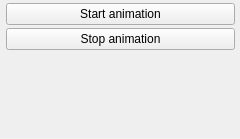
open-scan-crew/OpenScanTools, file src/gui/forms/toolbar_animationgroup.ui: the form before one commit.
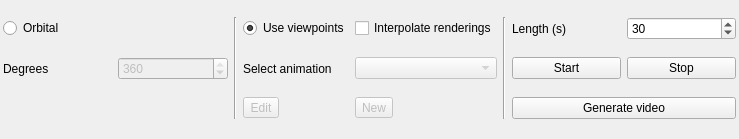
The form after the commit.

Commit message: Fix animation mode radio exclusivity and align toolbar spacing

The edit to the form file:
```diff
--- a/src/gui/forms/toolbar_animationgroup.ui
+++ b/src/gui/forms/toolbar_animationgroup.ui
@@ -6,7 +6,7 @@
    <rect>
     <x>0</x>
     <y>0</y>
-    <width>240</width>
+    <width>739</width>
     <height>139</height>
    </rect>
   </property>
@@ -15,52 +15,173 @@
   </property>
   <layout class="QGridLayout" name="gridLayout">
    <property name="leftMargin">
-    <number>6</number>
+    <number>3</number>
    </property>
    <property name="topMargin">
-    <number>3</number>
+    <number>0</number>
    </property>
    <property name="rightMargin">
-    <number>5</number>
+    <number>3</number>
    </property>
    <property name="bottomMargin">
-    <number>3</number>
+    <number>0</number>
+   </property>
+   <property name="horizontalSpacing">
+    <number>6</number>
    </property>
    <property name="verticalSpacing">
-    <number>3</number>
+    <number>0</number>
    </property>
    <item row="0" column="0">
-    <widget class="QPushButton" name="startAnimationButton">
-     <property name="text">
-      <string>Start animation</string>
-     </property>
-     <property name="checkable">
-      <bool>true</bool>
-     </property>
-    </widget>
-   </item>
+    <widget class="QRadioButton" name="orbital360RadioButton">
+    <property name="text">
+     <string>Orbital</string>
+    </property>
+    <property name="autoExclusive">
+     <bool>true</bool>
+    </property>
+   </widget>
+  </item>
    <item row="1" column="0">
+    <widget class="QLabel" name="degreesLabel">
+     <property name="text">
+      <string>Degrees</string>
+     </property>
+    </widget>
+   </item>
+   <item row="1" column="1">
+    <widget class="QSpinBox" name="degreesSpinBox">
+     <property name="minimum">
+      <number>1</number>
+     </property>
+     <property name="maximum">
+      <number>360</number>
+     </property>
+     <property name="value">
+      <number>360</number>
+     </property>
+     <property name="enabled">
+      <bool>false</bool>
+     </property>
+    </widget>
+   </item>
+   <item row="0" column="2" rowspan="3">
+    <widget class="Line" name="line_1">
+     <property name="orientation">
+      <enum>Qt::Vertical</enum>
+     </property>
+    </widget>
+   </item>
+   <item row="0" column="3">
+    <widget class="QRadioButton" name="betweenViewpointsRadioButton">
+     <property name="text">
+      <string>Use viewpoints</string>
+     </property>
+    <property name="checked">
+     <bool>true</bool>
+    </property>
+    <property name="autoExclusive">
+     <bool>true</bool>
+    </property>
+   </widget>
+  </item>
+   <item row="0" column="4">
+    <widget class="QCheckBox" name="interpolateCheckBox">
+     <property name="text">
+      <string>Interpolate renderings</string>
+     </property>
+    </widget>
+   </item>
+   <item row="1" column="3">
+    <widget class="QLabel" name="label_animationList">
+     <property name="text">
+      <string>Select animation</string>
+     </property>
+    </widget>
+   </item>
+   <item row="1" column="4">
+    <widget class="QComboBox" name="comboBox_animationList">
+     <property name="enabled">
+      <bool>false</bool>
+     </property>
+    </widget>
+   </item>
+   <item row="2" column="3">
+    <widget class="QToolButton" name="toolButton_editViewpointAnimConfig">
+     <property name="text">
+      <string>Edit</string>
+     </property>
+     <property name="enabled">
+      <bool>false</bool>
+     </property>
+    </widget>
+   </item>
+   <item row="2" column="4">
+    <widget class="QToolButton" name="toolButton_newViewpointAnimConfig">
+     <property name="text">
+      <string>New</string>
+     </property>
+     <property name="enabled">
+      <bool>false</bool>
+     </property>
+    </widget>
+   </item>
+   <item row="0" column="5" rowspan="3">
+    <widget class="Line" name="line_2">
+     <property name="orientation">
+      <enum>Qt::Vertical</enum>
+     </property>
+    </widget>
+   </item>
+   <item row="0" column="6">
+    <widget class="QLabel" name="label_2">
+     <property name="text">
+      <string>Length (s)</string>
+     </property>
+    </widget>
+   </item>
+   <item row="0" column="7">
+    <widget class="QSpinBox" name="lengthSpinBox">
+     <property name="maximum">
+      <number>99999</number>
+     </property>
+     <property name="value">
+      <number>30</number>
+     </property>
+    </widget>
+   </item>
+   <item row="1" column="6">
+    <widget class="QPushButton" name="startAnimationButton">
+     <property name="text">
+      <string>Start</string>
+     </property>
+     <property name="checkable">
+      <bool>true</bool>
+     </property>
+    </widget>
+   </item>
+   <item row="1" column="7">
     <widget class="QPushButton" name="stopAnimationButton">
      <property name="text">
-      <string>Stop animation</string>
+      <string>Stop</string>
      </property>
      <property name="checkable">
       <bool>true</bool>
      </property>
     </widget>
    </item>
-   <item row="2" column="0">
-    <spacer name="verticalSpacer_2">
-     <property name="orientation">
-      <enum>Qt::Vertical</enum>
+   <item row="2" column="6" colspan="2">
+    <widget class="QPushButton" name="generateVideoPushButton">
+     <property name="toolTip">
+      <string>Video generation. Please make sure you are in perspective mode and that you selected a frame in the image section.</string>
      </property>
-     <property name="sizeHint" stdset="0">
-      <size>
-       <width>0</width>
-       <height>0</height>
-      </size>
+     <property name="toolTipDuration">
+      <number>-1</number>
      </property>
-    </spacer>
+     <property name="text">
+      <string>Generate video</string>
+     </property>
+    </widget>
    </item>
   </layout>
  </widget>
```
The commit also changes 11 other files.
